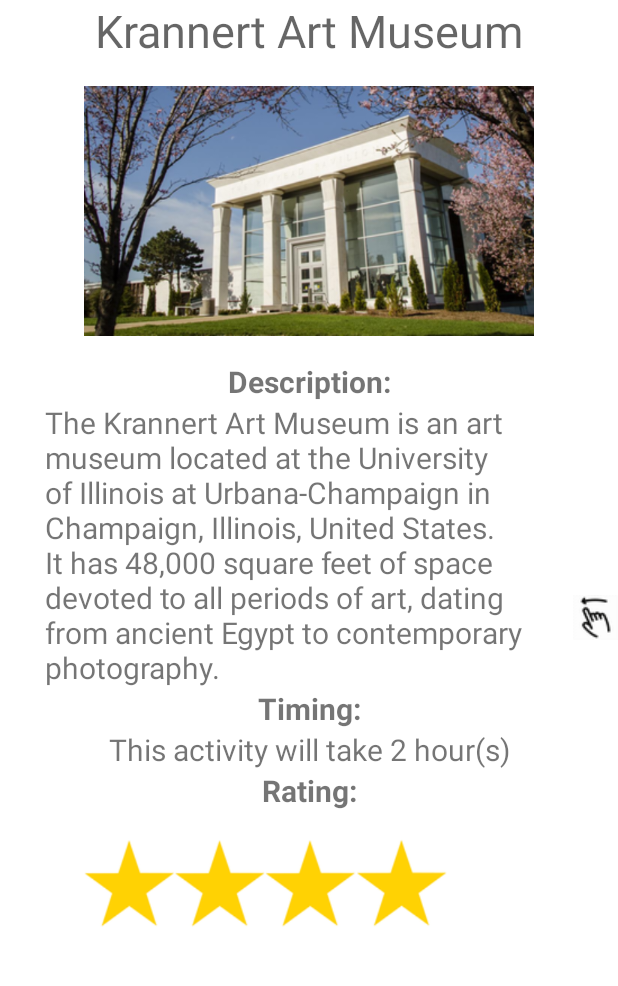
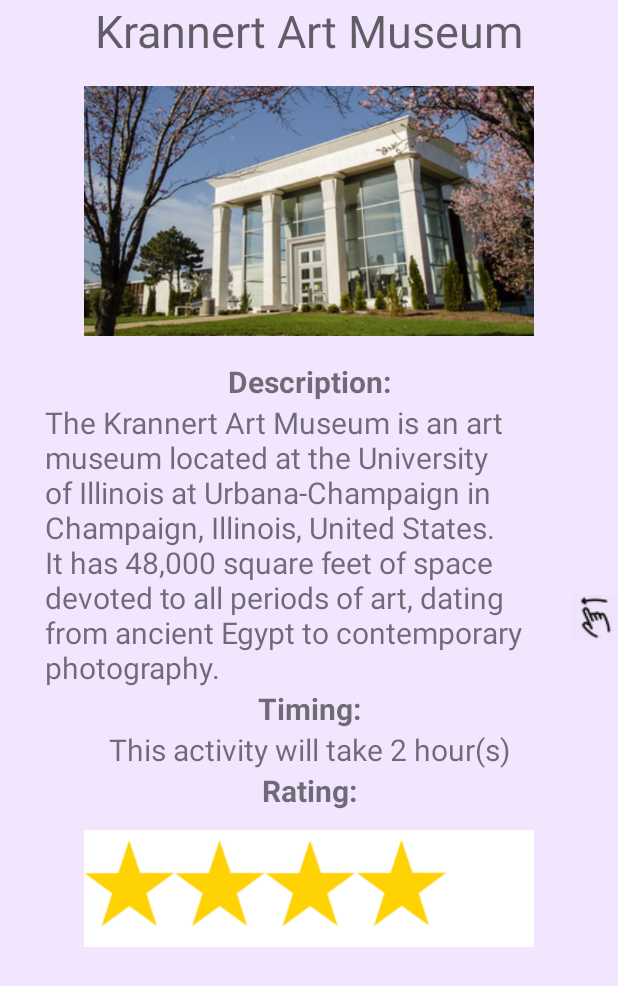
Before and after one commit to viyer5/WhatsTheMove, an Android app: the ScreenSlidePageFragment screen opened directly, with no data from a screen before it, on a phone screen of 412 x 824 dp. Shown: the top 986 px of the screen. Run offline under Robolectric (Android 15) with nearby library versions, the phone set to English and light mode, and no system bars.

Commit message:
Make background color more consistent

```diff
--- a/app/src/main/res/layout/fragment_screen_slide_page.xml
+++ b/app/src/main/res/layout/fragment_screen_slide_page.xml
@@ -3,7 +3,7 @@
     android:layout_width="match_parent"
     xmlns:android="http://schemas.android.com/apk/res/android"
     style="@style/NoTitle"
-    android:background="#ffffff">
+    android:background="@color/background">
     <ScrollView xmlns:android="http://schemas.android.com/apk/res/android"
         android:id="@+id/content"
         android:layout_width="match_parent"
```
